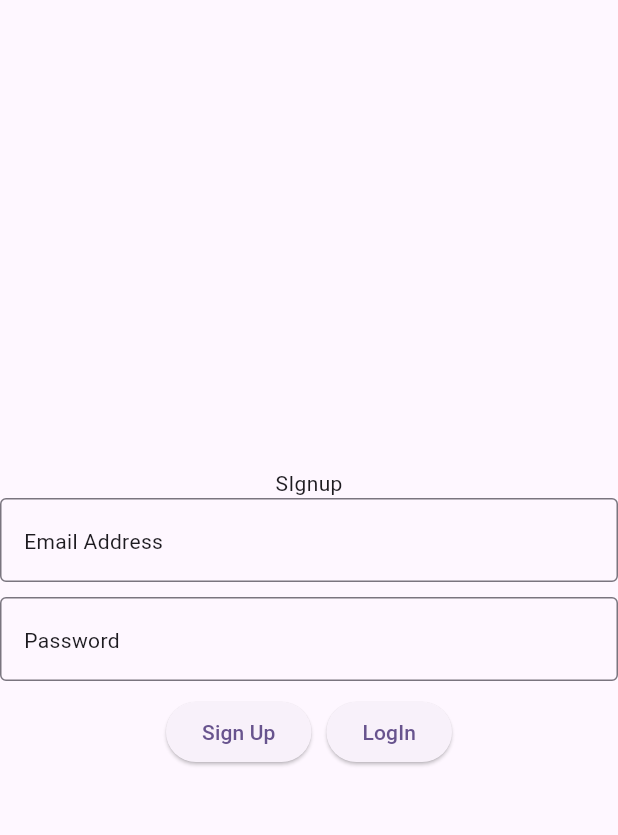
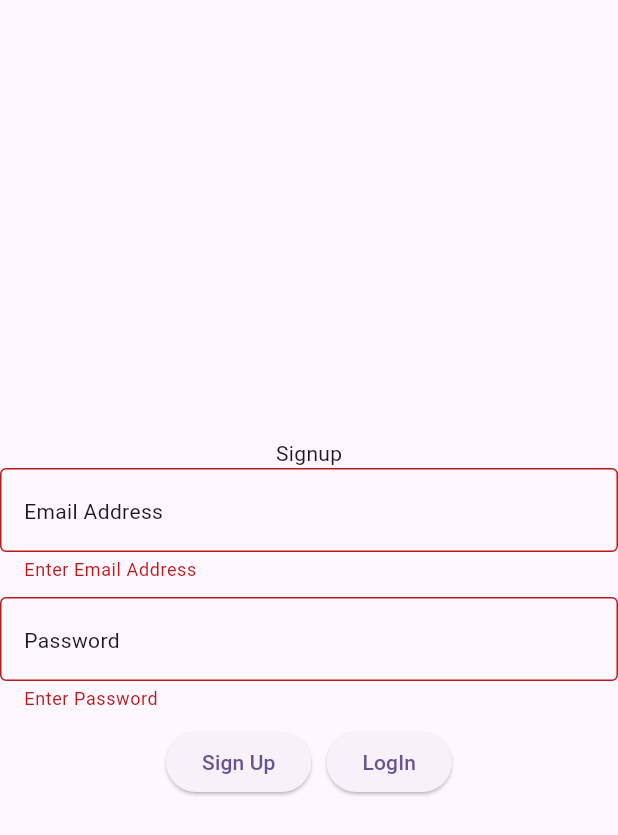
Before and after one commit to talaku-Abraham/flutter_news_app, a Flutter app: the SignupScreen screen opened by its route, after a tap on "Sign Up", on a phone screen of 412 x 824 dp. Shown: the top 835 px of the screen. Run offline on Flutter 3.47's test engine with Material 3 defaults, Android fonts, the light colour scheme and no system bars; our stand-ins replace chopper, firebase_auth, firebase_core, flutter_dotenv, flutter_riverpod, freezed_annotation and 1 more; accounts and stored records are empty; generated files the repository leaves out were written again; network calls fail.

Commit message:
draft sign in and login screens

```diff
--- a/lib/screens/signup_page.dart
+++ b/lib/screens/signup_page.dart
@@ -1,5 +1,7 @@
 import 'package:flutter/material.dart';
+import 'package:flutter_riverpod/flutter_riverpod.dart';
 import 'package:go_router/go_router.dart';
+import 'package:news_app/providers/firebase_provider.dart';
 
 class SignupScreen extends StatefulWidget {
   const SignupScreen({super.key});
@@ -15,14 +17,33 @@ class _SignupScreenState extends State<SignupScreen> {
   final _passwordController = TextEditingController();
 
   @override
+  void dispose() {
+    super.dispose();
+
+    _emailController.dispose();
+    _passwordController.dispose();
+  }
+
+  @override
   Widget build(BuildContext context) {
+    final container = ProviderScope.containerOf(context);
+    final userDao = container.read(userDaoProvider);
+
     return Scaffold(
       body: Form(
+        key: _formKey,
         child: Column(
           mainAxisAlignment: MainAxisAlignment.center,
           children: [
-            Text('SIgnup'),
+            Text('Signup'),
             TextFormField(
+              controller: _emailController,
+              validator: (value) {
+                if (value == null || value.isEmpty) {
+                  return 'Enter Email Address';
+                }
+                return null;
+              },
               decoration: InputDecoration(
                 border: OutlineInputBorder(),
                 hint: Text('Email Address'),
@@ -30,6 +51,14 @@ class _SignupScreenState extends State<SignupScreen> {
             ),
             SizedBox(height: 10),
             TextFormField(
+              obscureText: true,
+              controller: _passwordController,
+              validator: (value) {
+                if (value == null || value.isEmpty) {
+                  return 'Enter Password';
+                }
+                return null;
+              },
               decoration: InputDecoration(
                 border: OutlineInputBorder(),
                 hint: Text('Password'),
@@ -39,7 +68,19 @@ class _SignupScreenState extends State<SignupScreen> {
             Row(
               mainAxisAlignment: MainAxisAlignment.center,
               children: [
-                ElevatedButton(onPressed: () {}, child: Text('Sign Up')),
+                ElevatedButton(
+                  onPressed: () {
+                    if (_formKey.currentState!.validate()) {
+                      final result = userDao.signUp(
+                        _emailController.text,
+                        _passwordController.text,
+                      );
+                      print('creating user');
+                      result.then((value) => print(value.toString()));
+                    }
+                  },
+                  child: Text('Sign Up'),
+                ),
                 SizedBox(width: 10),
                 ElevatedButton(
                   onPressed: () => context.go('/login'),
```
Also changed, not shown: lib/screens/login_screen.dart (+91 -8 lines).
